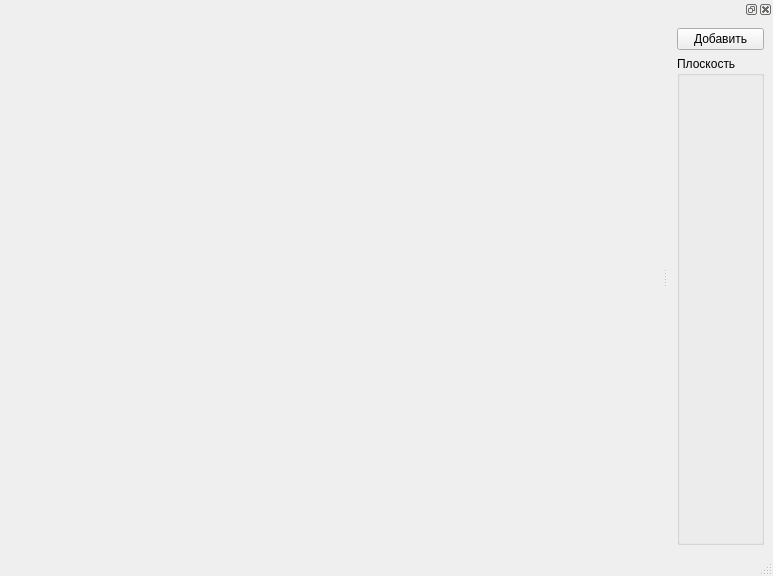
ncPUMA/Qt3dSimpleCppExamples, file MovablePlane/mainwindow.ui: the form before one commit.
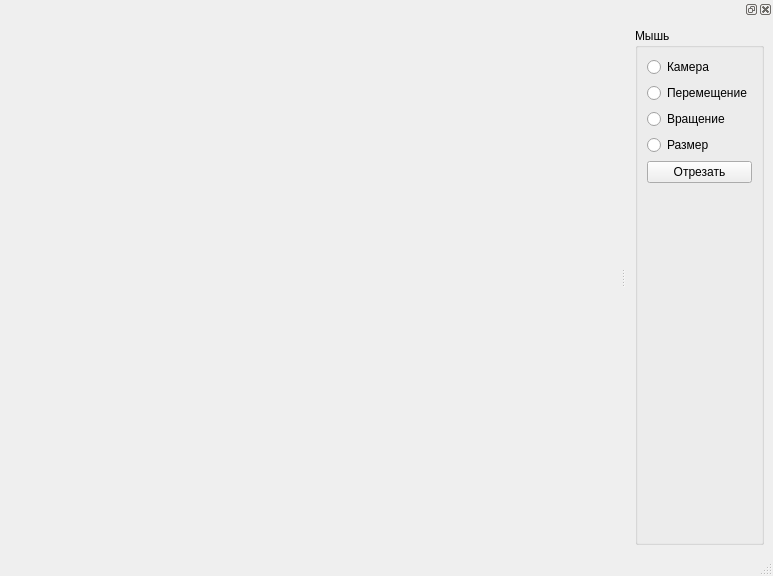
The form after the commit.

Commit message: Add plane movement Add plane rotation Add clipping of the model by plane

Diff of the .ui file:
```diff
--- a/MovablePlane/mainwindow.ui
+++ b/MovablePlane/mainwindow.ui
@@ -31,18 +31,61 @@
    </attribute>
    <widget class="QWidget" name="dockWidgetContents">
     <layout class="QVBoxLayout" name="verticalLayout">
-     <item>
-      <widget class="QPushButton" name="pbAddPlane">
-       <property name="text">
-        <string>Добавить</string>
-       </property>
-      </widget>
-     </item>
      <item>
       <widget class="QGroupBox" name="groupBox">
        <property name="title">
-        <string>Плоскость</string>
+        <string>Мышь</string>
        </property>
+       <layout class="QVBoxLayout" name="verticalLayout_2">
+        <item>
+         <widget class="QRadioButton" name="rbCamera">
+          <property name="text">
+           <string>Камера</string>
+          </property>
+         </widget>
+        </item>
+        <item>
+         <widget class="QRadioButton" name="rbMove">
+          <property name="text">
+           <string>Перемещение</string>
+          </property>
+         </widget>
+        </item>
+        <item>
+         <widget class="QRadioButton" name="rbRotate">
+          <property name="text">
+           <string>Вращение</string>
+          </property>
+         </widget>
+        </item>
+        <item>
+         <widget class="QRadioButton" name="rbResize">
+          <property name="text">
+           <string>Размер</string>
+          </property>
+         </widget>
+        </item>
+        <item>
+         <widget class="QPushButton" name="pbClip">
+          <property name="text">
+           <string>Отрезать</string>
+          </property>
+         </widget>
+        </item>
+        <item>
+         <spacer name="verticalSpacer">
+          <property name="orientation">
+           <enum>Qt::Vertical</enum>
+          </property>
+          <property name="sizeHint" stdset="0">
+           <size>
+            <width>20</width>
+            <height>40</height>
+           </size>
+          </property>
+         </spacer>
+        </item>
+       </layout>
       </widget>
      </item>
     </layout>
```
The commit also changes 8 other files.
